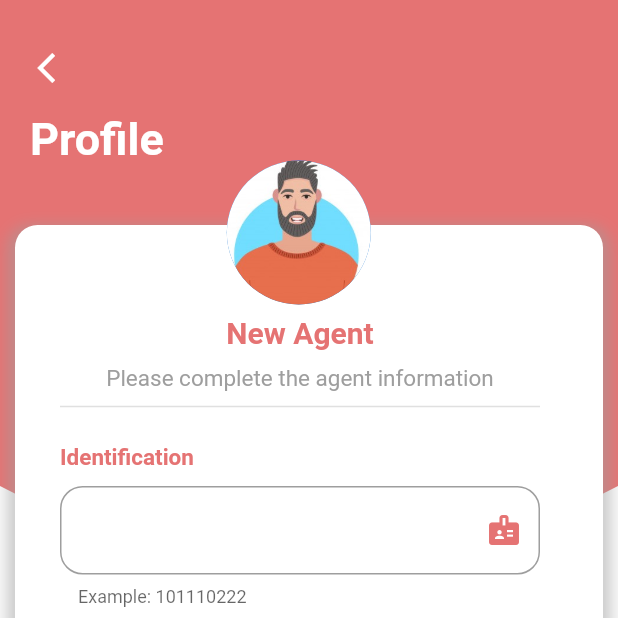
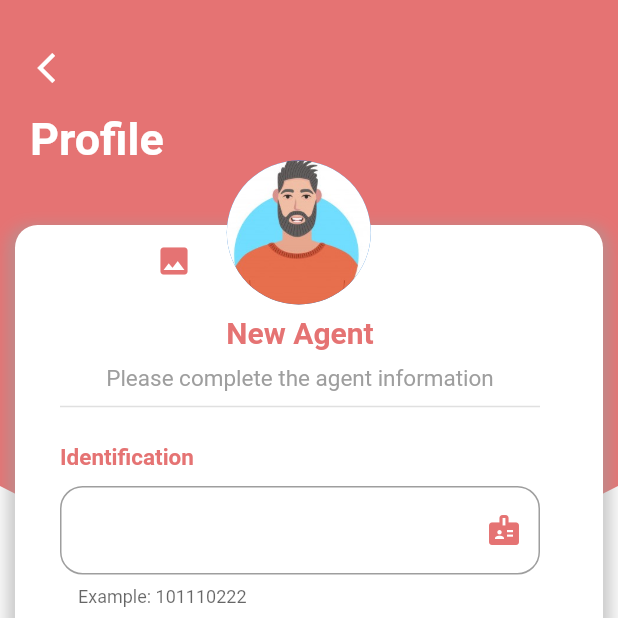
Before and after one commit to PereiraCC/flutter-agent-management, a Flutter app: the CreateAgentScreen screen opened by its route, on a phone screen of 412 x 824 dp, the top half of it. Run offline on Flutter 3.47's test engine with Material 2 defaults, Android fonts, the phone set to English and light mode, and no system bars; our stand-ins replace sqflite; accounts and stored records are empty.

Commit message:
body_create.dart: image button created

```diff
--- a/lib/widgets/body_create.dart
+++ b/lib/widgets/body_create.dart
@@ -26,6 +26,8 @@ class BodyScreenCreate extends StatelessWidget {
             urlImage: 'assets/male-icon.jpg',
           )
         ),
+
+        _PictureIcon(),
 
         _DeleteIcon(),
 
@@ -118,6 +120,27 @@ class _DeleteIcon extends StatelessWidget {
         status   : StatusAlert.Error
       );
     }
+  }
+}
+
+class _PictureIcon extends StatelessWidget {
+
+  const _PictureIcon({Key? key}) : super(key: key);
+
+  @override
+  Widget build(BuildContext context) {
+
+    final widthScreen = MediaQuery.of(context).size.width;
+
+    return Container(
+      margin: EdgeInsets.only(top: 150, left: widthScreen - 320),
+      child: IconButton(
+        icon: Icon(Icons.image, color: Colors.red.shade300),
+        onPressed: () {
+          print('image button');
+        },
+      ),
+    );
   }
 }
 
```
